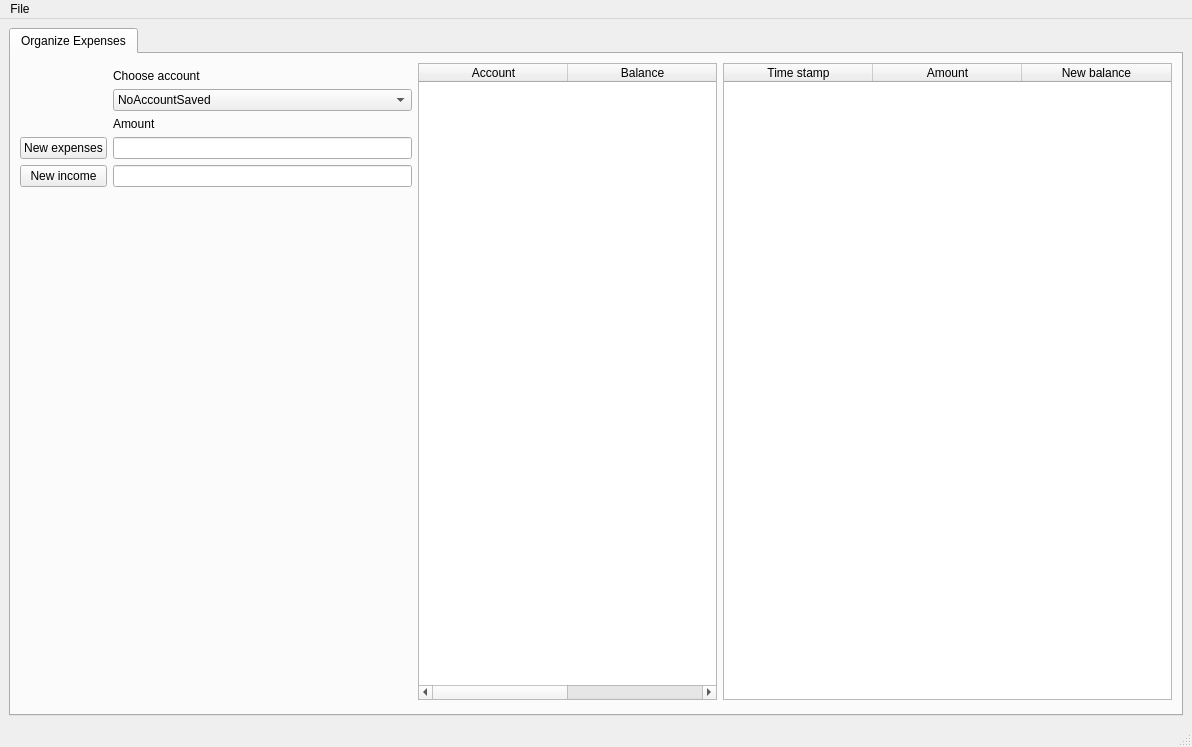
The window that PyMoneyOrga/PyMoneyOrga/gui/PyMoneyOrgaGui.ui (CRaNkXD/PyMoneyOrga) describes before a commit, drawn with Qt 5.
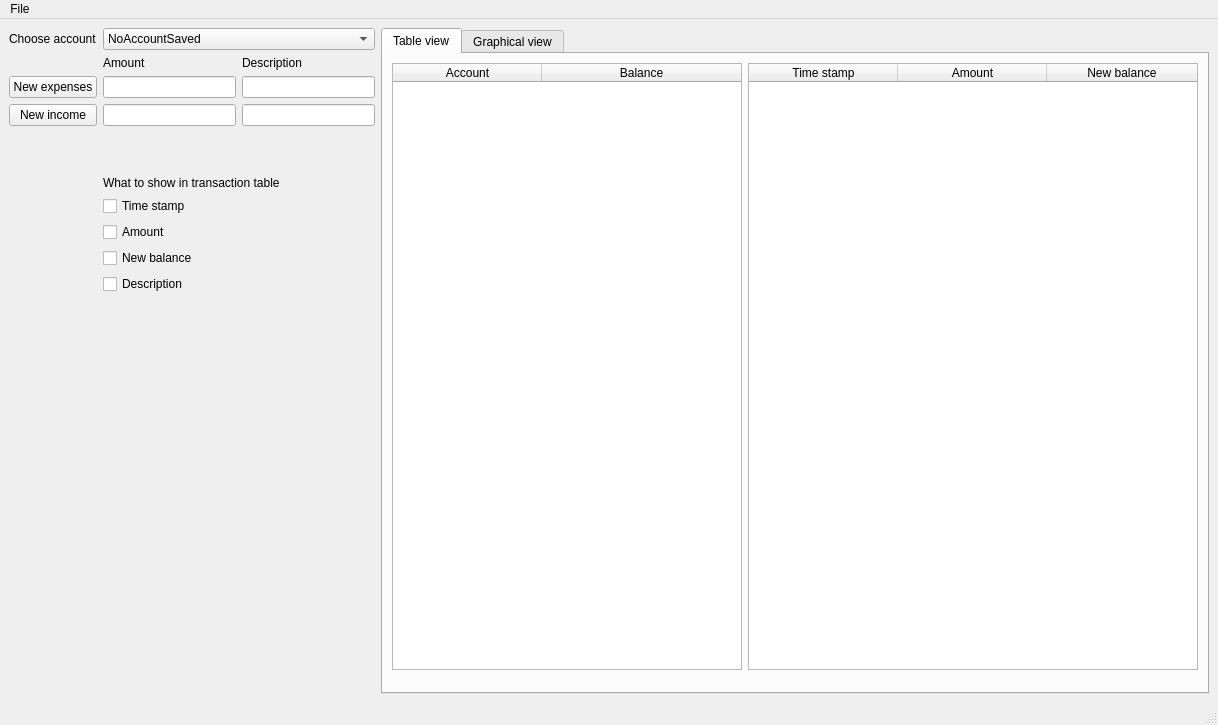
The same window after the commit.

The edit to the form file:
```diff
--- a/PyMoneyOrga/PyMoneyOrga/gui/PyMoneyOrgaGui.ui
+++ b/PyMoneyOrga/PyMoneyOrga/gui/PyMoneyOrgaGui.ui
@@ -6,8 +6,8 @@
    <rect>
     <x>0</x>
     <y>0</y>
-    <width>1192</width>
-    <height>747</height>
+    <width>1218</width>
+    <height>725</height>
    </rect>
   </property>
   <property name="minimumSize">
@@ -28,50 +28,196 @@
   <widget class="QWidget" name="centralwidget">
    <layout class="QGridLayout" name="gridLayout_3">
     <item row="0" column="0">
-     <layout class="QGridLayout" name="gridLayout_2">
-      <item row="1" column="0">
-       <widget class="QTabWidget" name="tabWidget">
+     <layout class="QGridLayout" name="gridLayout_9">
+      <item row="0" column="0">
+       <layout class="QGridLayout" name="gridLayout_2">
+        <item row="10" column="1">
+         <spacer name="verticalSpacer">
+          <property name="orientation">
+           <enum>Qt::Vertical</enum>
+          </property>
+          <property name="sizeHint" stdset="0">
+           <size>
+            <width>20</width>
+            <height>400</height>
+           </size>
+          </property>
+         </spacer>
+        </item>
+        <item row="7" column="1">
+         <widget class="QCheckBox" name="checkBox_3">
+          <property name="text">
+           <string>Amount</string>
+          </property>
+         </widget>
+        </item>
+        <item row="0" column="1">
+         <widget class="QComboBox" name="comboChooseAccount">
+          <item>
+           <property name="text">
+            <string>NoAccountSaved</string>
+           </property>
+          </item>
+         </widget>
+        </item>
+        <item row="8" column="1">
+         <widget class="QCheckBox" name="checkBox">
+          <property name="text">
+           <string>New balance</string>
+          </property>
+         </widget>
+        </item>
+        <item row="2" column="1">
+         <layout class="QGridLayout" name="gridLayout_4">
+          <item row="0" column="1">
+           <widget class="QLineEdit" name="lineEdit"/>
+          </item>
+          <item row="0" column="0">
+           <widget class="QLineEdit" name="inputAddExpenses"/>
+          </item>
+         </layout>
+        </item>
+        <item row="5" column="1">
+         <widget class="QLabel" name="label">
+          <property name="text">
+           <string>What to show in transaction table</string>
+          </property>
+         </widget>
+        </item>
+        <item row="3" column="0">
+         <widget class="QPushButton" name="buttonAddIncome">
+          <property name="text">
+           <string>New income</string>
+          </property>
+         </widget>
+        </item>
+        <item row="1" column="1">
+         <layout class="QGridLayout" name="gridLayout_7">
+          <item row="0" column="1">
+           <widget class="QLabel" name="label_2">
+            <property name="text">
+             <string>Description</string>
+            </property>
+           </widget>
+          </item>
+          <item row="0" column="0">
+           <widget class="QLabel" name="labelAddExpenses">
+            <property name="text">
+             <string>Amount</string>
+            </property>
+            <property name="buddy">
+             <cstring>inputAddExpenses</cstring>
+            </property>
+           </widget>
+          </item>
+         </layout>
+        </item>
+        <item row="4" column="1">
+         <spacer name="verticalSpacer_2">
+          <property name="orientation">
+           <enum>Qt::Vertical</enum>
+          </property>
+          <property name="sizeHint" stdset="0">
+           <size>
+            <width>20</width>
+            <height>40</height>
+           </size>
+          </property>
+         </spacer>
+        </item>
+        <item row="2" column="0">
+         <widget class="QPushButton" name="buttonAddExpenses">
+          <property name="text">
+           <string>New expenses</string>
+          </property>
+         </widget>
+        </item>
+        <item row="6" column="1">
+         <widget class="QCheckBox" name="checkBox_2">
+          <property name="text">
+           <string>Time stamp</string>
+          </property>
+         </widget>
+        </item>
+        <item row="3" column="1">
+         <layout class="QGridLayout" name="gridLayout_6">
+          <item row="0" column="1">
+           <widget class="QLineEdit" name="lineEdit_2"/>
+          </item>
+          <item row="0" column="0">
+           <widget class="QLineEdit" name="inputAddIncome"/>
+          </item>
+         </layout>
+        </item>
+        <item row="9" column="1">
+         <widget class="QCheckBox" name="checkBox_4">
+          <property name="text">
+           <string>Description</string>
+          </property>
+         </widget>
+        </item>
+        <item row="0" column="0">
+         <widget class="QLabel" name="labelChooseAccount">
+          <property name="text">
+           <string>Choose account</string>
+          </property>
+          <property name="buddy">
+           <cstring>comboChooseAccount</cstring>
+          </property>
+         </widget>
+        </item>
+       </layout>
+      </item>
+      <item row="0" column="1">
+       <widget class="QTabWidget" name="tabWidget_2">
         <property name="currentIndex">
          <number>0</number>
         </property>
-        <widget class="QWidget" name="tabOrganizeAccounts">
+        <widget class="QWidget" name="tab">
          <attribute name="title">
-          <string>Organize Expenses</string>
+          <string>Table view</string>
          </attribute>
-         <layout class="QGridLayout" name="gridLayout_4">
+         <layout class="QGridLayout" name="gridLayout_10">
           <item row="0" column="0">
            <layout class="QGridLayout" name="gridLayout">
-            <item row="6" column="1">
-             <spacer name="verticalSpacer">
-              <property name="orientation">
-               <enum>Qt::Vertical</enum>
+            <item row="0" column="2" rowspan="3">
+             <widget class="QTableWidget" name="tableWidgetTransactions">
+              <property name="sortingEnabled">
+               <bool>true</bool>
               </property>
-              <property name="sizeHint" stdset="0">
-               <size>
-                <width>20</width>
-                <height>500</height>
-               </size>
-              </property>
-             </spacer>
-            </item>
-            <item row="3" column="1">
-             <widget class="QLabel" name="labelAddExpenses">
-              <property name="text">
-               <string>Amount</string>
-              </property>
-              <property name="buddy">
-               <cstring>inputAddExpenses</cstring>
-              </property>
+              <attribute name="horizontalHeaderCascadingSectionResizes">
+               <bool>false</bool>
+              </attribute>
+              <attribute name="horizontalHeaderMinimumSectionSize">
+               <number>100</number>
+              </attribute>
+              <attribute name="horizontalHeaderDefaultSectionSize">
+               <number>149</number>
+              </attribute>
+              <attribute name="horizontalHeaderShowSortIndicator" stdset="0">
+               <bool>true</bool>
+              </attribute>
+              <attribute name="horizontalHeaderStretchLastSection">
+               <bool>true</bool>
+              </attribute>
+              <column>
+               <property name="text">
+                <string>Time stamp</string>
+               </property>
+              </column>
+              <column>
+               <property name="text">
+                <string>Amount</string>
+               </property>
+              </column>
+              <column>
+               <property name="text">
+                <string>New balance</string>
+               </property>
+              </column>
              </widget>
             </item>
-            <item row="4" column="0">
-             <widget class="QPushButton" name="buttonAddExpenses">
-              <property name="text">
-               <string>New expenses</string>
-              </property>
-             </widget>
-            </item>
-            <item row="0" column="2" rowspan="7">
+            <item row="0" column="1" rowspan="3">
              <widget class="QTableWidget" name="tableWidgetAccounts">
               <property name="showGrid">
                <bool>true</bool>
@@ -103,7 +249,7 @@
               </column>
              </widget>
             </item>
-            <item row="7" column="3">
+            <item row="3" column="2">
              <spacer name="horizontalSpacer_2">
               <property name="orientation">
                <enum>Qt::Horizontal</enum>
@@ -111,110 +257,33 @@
               <property name="sizeHint" stdset="0">
                <size>
                 <width>450</width>
-                <height>5</height>
+                <height>13</height>
                </size>
               </property>
              </spacer>
             </item>
-            <item row="5" column="0">
-             <widget class="QPushButton" name="buttonAddIncome">
-              <property name="text">
-               <string>New income</string>
-              </property>
-             </widget>
-            </item>
-            <item row="7" column="2">
+            <item row="3" column="1">
              <spacer name="horizontalSpacer">
               <property name="orientation">
                <enum>Qt::Horizontal</enum>
               </property>
               <property name="sizeHint" stdset="0">
                <size>
-                <width>300</width>
-                <height>5</height>
+                <width>350</width>
+                <height>13</height>
                </size>
               </property>
              </spacer>
             </item>
-            <item row="4" column="1">
-             <widget class="QLineEdit" name="inputAddExpenses"/>
-            </item>
-            <item row="5" column="1">
-             <widget class="QLineEdit" name="inputAddIncome"/>
-            </item>
-            <item row="1" column="1">
-             <widget class="QLabel" name="labelChooseAccount">
-              <property name="text">
-               <string>Choose account</string>
-              </property>
-              <property name="buddy">
-               <cstring>comboChooseAccount</cstring>
-              </property>
-             </widget>
-            </item>
-            <item row="2" column="1">
-             <widget class="QComboBox" name="comboChooseAccount">
-              <item>
-               <property name="text">
-                <string>NoAccountSaved</string>
-               </property>
-              </item>
-             </widget>
-            </item>
-            <item row="7" column="1">
-             <spacer name="horizontalSpacer_3">
-              <property name="orientation">
-               <enum>Qt::Horizontal</enum>
-              </property>
-              <property name="sizeHint" stdset="0">
-               <size>
-                <width>300</width>
-                <height>5</height>
-               </size>
-              </property>
-             </spacer>
-            </item>
-            <item row="0" column="3" rowspan="7">
-             <widget class="QTableWidget" name="tableWidgetTransactions">
-              <property name="sortingEnabled">
-               <bool>true</bool>
-              </property>
-              <attribute name="horizontalHeaderCascadingSectionResizes">
-               <bool>false</bool>
-              </attribute>
-              <attribute name="horizontalHeaderMinimumSectionSize">
-               <number>100</number>
-              </attribute>
-              <attribute name="horizontalHeaderDefaultSectionSize">
-               <number>149</number>
-              </attribute>
-              <attribute name="horizontalHeaderShowSortIndicator" stdset="0">
-               <bool>true</bool>
-              </attribute>
-              <attribute name="horizontalHeaderStretchLastSection">
-               <bool>true</bool>
-              </attribute>
-              <column>
-               <property name="text">
-                <string>Time stamp</string>
-               </property>
-              </column>
-              <column>
-               <property name="text">
-                <string>Amount</string>
-               </property>
-              </column>
-              <column>
-               <property name="text">
-                <string>New balance</string>
-               </property>
-              </column>
-             </widget>
-            </item>
            </layout>
           </item>
          </layout>
         </widget>
+        <widget class="QWidget" name="tab_2">
+         <attribute name="title">
+          <string>Graphical view</string>
+         </attribute>
+        </widget>
        </widget>
       </item>
      </layout>
@@ -226,7 +295,7 @@
     <rect>
      <x>0</x>
      <y>0</y>
-     <width>1192</width>
+     <width>1218</width>
      <height>21</height>
     </rect>
    </property>
```
Left out of the diff: 8 changed lines with no effect on the pictures.
